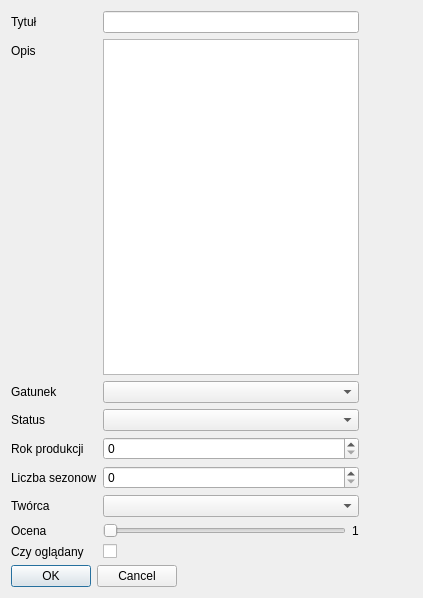
First picture: the form in FilmManager/addseriedialog.ui, repository Zachaly/Jipp_Projekt_ZS_NS, before the edit.
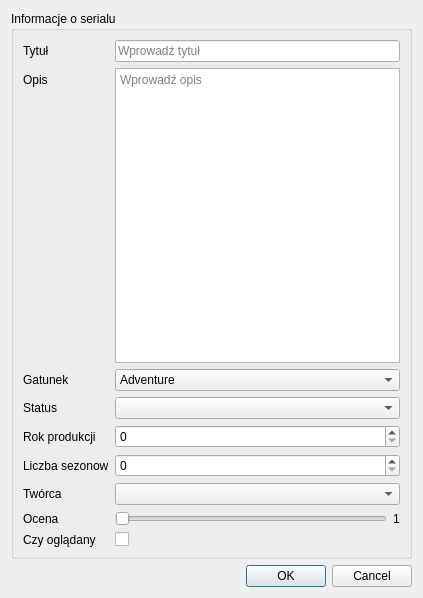
Second picture: the form after the edit.

Diff of the .ui file:
```diff
--- a/FilmManager/addseriedialog.ui
+++ b/FilmManager/addseriedialog.ui
@@ -13,92 +13,96 @@
   <property name="windowTitle">
    <string>Dialog</string>
   </property>
-  <layout class="QFormLayout" name="formLayout_2">
-   <item row="0" column="0">
+  <layout class="QVBoxLayout" name="verticalLayout">
+   <item>
+    <widget class="QGroupBox" name="groupBox">
+     <property name="title">
+      <string>Informacje o serialu</string>
+     </property>
     <layout class="QFormLayout" name="formLayout">
-     <item row="0" column="0">
+      <item row="1" column="0">
       <widget class="QLabel" name="titleLabel">
        <property name="text">
         <string>Tytuł</string>
        </property>
       </widget>
      </item>
-     <item row="0" column="1">
-      <widget class="QLineEdit" name="titleEdit"/>
-     </item>
-     <item row="1" column="0">
+      <item row="1" column="1">
+       <widget class="QLineEdit" name="titleEdit">
+        <property name="placeholderText">
+         <string>Wprowadź tytuł</string>
+        </property>
+       </widget>
+      </item>
+      <item row="2" column="0">
       <widget class="QLabel" name="descriptionLabel">
        <property name="text">
         <string>Opis</string>
        </property>
       </widget>
      </item>
-     <item row="1" column="1">
-      <widget class="QTextEdit" name="descriptionTextEdit"/>
-     </item>
-     <item row="2" column="0">
+      <item row="2" column="1">
+       <widget class="QTextEdit" name="descriptionTextEdit">
+        <property name="placeholderText">
+         <string>Wprowadź opis</string>
+        </property>
+       </widget>
+      </item>
+      <item row="3" column="0">
       <widget class="QLabel" name="genreLabel">
        <property name="text">
         <string>Gatunek</string>
        </property>
       </widget>
      </item>
-     <item row="3" column="0">
+      <item row="4" column="0">
       <widget class="QLabel" name="statusLabel">
        <property name="text">
         <string>Status</string>
        </property>
       </widget>
      </item>
-     <item row="4" column="0">
+      <item row="4" column="1">
+       <widget class="QComboBox" name="statusComboBox"/>
+      </item>
+      <item row="5" column="0">
       <widget class="QLabel" name="productionuYearLabel">
        <property name="text">
         <string>Rok produkcji</string>
        </property>
       </widget>
      </item>
-     <item row="4" column="1">
+      <item row="5" column="1">
       <widget class="QSpinBox" name="productionYearSpinBox"/>
      </item>
-     <item row="5" column="0">
+      <item row="6" column="0">
       <widget class="QLabel" name="seasonCountLabel">
        <property name="text">
         <string>Liczba sezonow</string>
        </property>
       </widget>
      </item>
-     <item row="5" column="1">
+      <item row="6" column="1">
       <widget class="QSpinBox" name="seasonCountSpinBox"/>
      </item>
-     <item row="6" column="0">
+      <item row="7" column="0">
       <widget class="QLabel" name="creatorLabel">
        <property name="text">
         <string>Twórca</string>
        </property>
       </widget>
      </item>
-     <item row="7" column="0">
+      <item row="7" column="1">
+       <widget class="QComboBox" name="creatorComboBox"/>
+      </item>
+      <item row="8" column="0">
       <widget class="QLabel" name="markLabel">
        <property name="text">
         <string>Ocena</string>
        </property>
       </widget>
      </item>
-     <item row="9" column="0">
-      <widget class="QLabel" name="watchedLabel">
-       <property name="text">
-        <string>Czy oglądany</string>
-       </property>
-      </widget>
-     </item>
-     <item row="9" column="1">
-      <widget class="QCheckBox" name="watchedCheckBox">
-       <property name="text">
-        <string/>
-       </property>
-      </widget>
-     </item>
-     <item row="7" column="1">
+      <item row="8" column="1">
       <layout class="QHBoxLayout" name="sliderLayout">
        <item>
         <widget class="QSlider" name="markSlider">
@@ -116,18 +120,73 @@
        </item>
       </layout>
      </item>
-     <item row="6" column="1">
-      <widget class="QComboBox" name="creatorComboBox"/>
-     </item>
-     <item row="2" column="1">
-      <widget class="QComboBox" name="genreComboBox"/>
+      <item row="9" column="0">
+       <widget class="QLabel" name="watchedLabel">
+        <property name="text">
+         <string>Czy oglądany</string>
+        </property>
+       </widget>
+      </item>
+      <item row="9" column="1">
+       <widget class="QCheckBox" name="watchedCheckBox">
+        <property name="text">
+         <string/>
+        </property>
+       </widget>
      </item>
      <item row="3" column="1">
-      <widget class="QComboBox" name="statusComboBox"/>
-     </item>
-    </layout>
+       <widget class="QComboBox" name="genreComboBox">
+        <item>
+         <property name="text">
+          <string>Adventure</string>
+         </property>
+        </item>
+        <item>
+         <property name="text">
+          <string>Action</string>
+         </property>
+        </item>
+        <item>
+         <property name="text">
+          <string>Comedy</string>
+         </property>
+        </item>
+        <item>
+         <property name="text">
+          <string>Drama</string>
+         </property>
+        </item>
+        <item>
+         <property name="text">
+          <string>Horror</string>
+         </property>
+        </item>
+        <item>
+         <property name="text">
+          <string>Romance</string>
+         </property>
+        </item>
+        <item>
+         <property name="text">
+          <string>Sci-Fi</string>
+         </property>
+        </item>
+        <item>
+         <property name="text">
+          <string>Thriller</string>
+         </property>
+        </item>
+        <item>
+         <property name="text">
+          <string>Historical</string>
+         </property>
+        </item>
+       </widget>
+      </item>
+     </layout>
+    </widget>
    </item>
-   <item row="2" column="0">
+   <item>
     <widget class="QDialogButtonBox" name="buttonBox">
      <property name="orientation">
       <enum>Qt::Orientation::Horizontal</enum>
```
Lines whose indentation alone changed are shown as unchanged.
